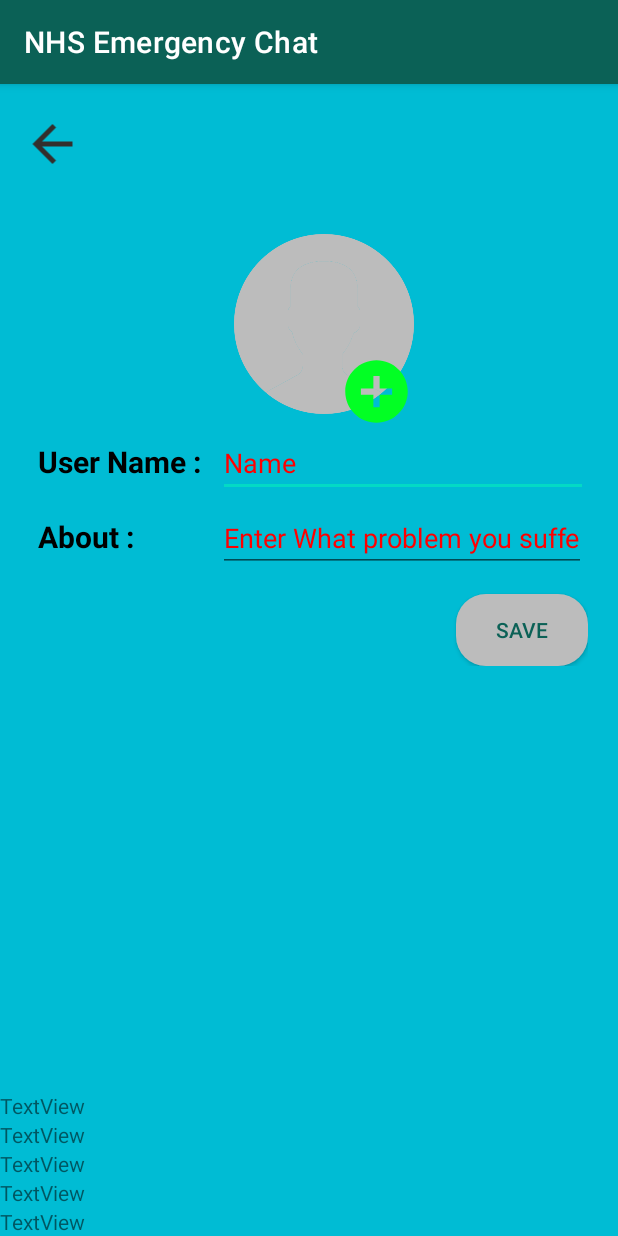
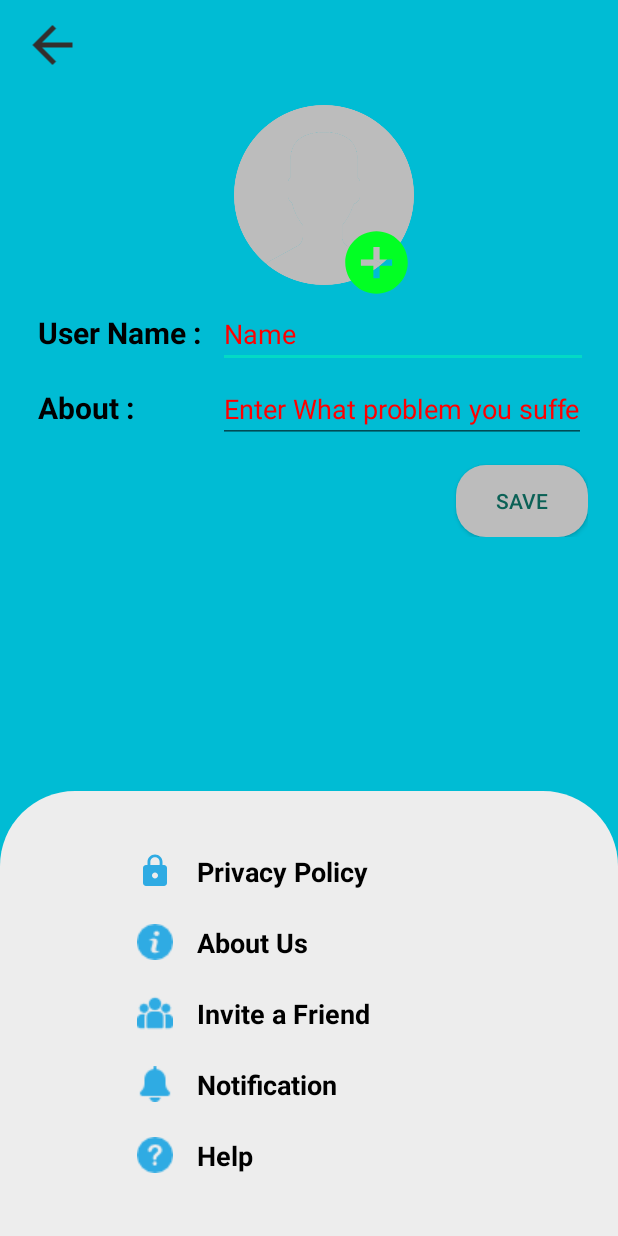
Before and after one commit to Samyuk-Yadav/W9519946_Samyuk-Yadav_Internship-Project, an Android app: the Setting_Info screen opened directly, with no data from a screen before it, on a phone screen of 412 x 824 dp. Run offline under Robolectric (Android 15) with nearby library versions, the phone set to English and light mode, and no system bars.

Commit message:
Setting Activity Front and BackEnd Created

```diff
--- a/app/src/main/java/uk/ac/tees/W9519946/chat/MainActivity.java
+++ b/app/src/main/java/uk/ac/tees/W9519946/chat/MainActivity.java
@@ -45,8 +45,10 @@ public class MainActivity extends AppCompatActivity {
         switch (item.getItemId()){
 
             case R.id.setting:
-                Toast.makeText(this, "Settings Clicked", Toast.LENGTH_SHORT).show();
+                Intent setting = new Intent(MainActivity.this, Setting_Info.class);
+                startActivity(setting);
                 break;
+
             case R.id.Group_Chat:
                 Intent intent = new Intent(MainActivity.this, GroupChatActivity.class);
                 startActivity(intent);
--- a/app/src/main/java/uk/ac/tees/W9519946/chat/Setting_Info.java
+++ b/app/src/main/java/uk/ac/tees/W9519946/chat/Setting_Info.java
@@ -2,13 +2,31 @@ package uk.ac.tees.W9519946.chat;
 
 import androidx.appcompat.app.AppCompatActivity;
 
+import android.content.Intent;
 import android.os.Bundle;
+import android.sax.StartElementListener;
+import android.view.View;
+
+import uk.ac.tees.W9519946.chat.databinding.ActivitySettingInfoBinding;
 
 public class Setting_Info extends AppCompatActivity {
+    ActivitySettingInfoBinding binding;
 
     @Override
     protected void onCreate(Bundle savedInstanceState) {
         super.onCreate(savedInstanceState);
-        setContentView(R.layout.activity_setting_info);
+
+        binding = ActivitySettingInfoBinding.inflate(getLayoutInflater());
+        setContentView(binding.getRoot());
+
+        getSupportActionBar().hide();
+
+        binding.backSettings.setOnClickListener(new View.OnClickListener() {
+            @Override
+            public void onClick(View view) {
+                Intent intent = new Intent(Setting_Info.this, MainActivity.class);
+                startActivity(intent);
+            }
+        });
     }
 }
--- a/app/src/main/java/uk/ac/tees/W9519946/chat/SignIn.java
+++ b/app/src/main/java/uk/ac/tees/W9519946/chat/SignIn.java
@@ -18,7 +18,6 @@ import com.google.android.gms.auth.api.signin.GoogleSignInOptions;
 import com.google.android.gms.common.api.ApiException;
 import com.google.android.gms.tasks.OnCompleteListener;
 import com.google.android.gms.tasks.Task;
-import com.google.android.material.snackbar.Snackbar;
 import com.google.firebase.auth.AuthCredential;
 import com.google.firebase.auth.AuthResult;
 import com.google.firebase.auth.FirebaseAuth;
--- /dev/null
+++ b/app/src/main/res/drawable/bg_linear.xml
@@ -0,0 +1,11 @@
+<?xml version="1.0" encoding="utf-8"?>
+<shape xmlns:android="http://schemas.android.com/apk/res/android">
+
+    <solid
+        android:color="@color/lightGrey"
+        />
+    <corners
+        android:topLeftRadius="50dp"
+        android:topRightRadius="50dp"
+        />
+</shape>
--- /dev/null
+++ b/app/src/main/res/drawable/privacy.xml
@@ -0,0 +1,10 @@
+<vector xmlns:android="http://schemas.android.com/apk/res/android"
+    android:width="24dp"
+    android:height="24dp"
+    android:viewportWidth="24"
+    android:viewportHeight="24"
+    android:tint="?attr/colorControlNormal">
+  <path
+      android:fillColor="@android:color/white"
+      android:pathData="M18,8h-1L17,6c0,-2.76 -2.24,-5 -5,-5S7,3.24 7,6v2L6,8c-1.1,0 -2,0.9 -2,2v10c0,1.1 0.9,2 2,2h12c1.1,0 2,-0.9 2,-2L20,10c0,-1.1 -0.9,-2 -2,-2zM12,17c-1.1,0 -2,-0.9 -2,-2s0.9,-2 2,-2 2,0.9 2,2 -0.9,2 -2,2zM15.1,8L8.9,8L8.9,6c0,-1.71 1.39,-3.1 3.1,-3.1 1.71,0 3.1,1.39 3.1,3.1v2z"/>
+</vector>
--- a/app/src/main/res/layout/activity_setting_info.xml
+++ b/app/src/main/res/layout/activity_setting_info.xml
@@ -13,7 +13,7 @@
         android:layout_width="50dp"
         android:layout_height="40dp"
         android:layout_marginLeft="10dp"
-        android:layout_marginTop="20dp"
+        android:layout_marginTop="10dp"
         app:srcCompat="@drawable/back_arrow"
         app:tint="#332F2D" />
 
@@ -22,37 +22,80 @@
         android:layout_width="match_parent"
         android:layout_height="wrap_content"
         android:layout_alignParentBottom="true"
-        android:orientation="vertical">
+        android:layout_marginTop="2sp"
+        android:background="@drawable/bg_linear"
+        android:orientation="vertical"
+        android:padding="30dp">
 
         <TextView
             android:id="@+id/textView2"
             android:layout_width="match_parent"
             android:layout_height="wrap_content"
-            android:text="TextView" />
+            android:layout_marginLeft="50dp"
+            android:drawableLeft="@drawable/privacy"
+            android:drawablePadding="16dp"
+            android:drawableTint="#2FABE3"
+            android:padding="11dp"
+            android:text="Privacy Policy"
+            android:textColor="#000000"
+            android:textSize="18sp"
+            android:textStyle="bold" />
 
         <TextView
             android:id="@+id/textView3"
             android:layout_width="match_parent"
             android:layout_height="wrap_content"
-            android:text="TextView" />
+            android:layout_marginLeft="50dp"
+            android:drawableLeft="@drawable/about"
+            android:drawablePadding="16dp"
+            android:drawableTint="#2FABE3"
+            android:padding="11dp"
+            android:text="About Us"
+            android:textColor="#000000"
+            android:textSize="18sp"
+            android:textStyle="bold" />
 
         <TextView
             android:id="@+id/textView7"
             android:layout_width="match_parent"
             android:layout_height="wrap_content"
-            android:text="TextView" />
+            android:layout_marginLeft="50dp"
+            android:drawableLeft="@drawable/invite"
+            android:drawablePadding="16dp"
+            android:drawableTint="#2FABE3"
+            android:padding="11dp"
+            android:text="Invite a Friend"
+            android:textColor="#000000"
+            android:textSize="18sp"
+            android:textStyle="bold" />
 
         <TextView
             android:id="@+id/textView6"
             android:layout_width="match_parent"
             android:layout_height="wrap_content"
-            android:text="TextView" />
+            android:layout_marginLeft="50dp"
+            android:drawableLeft="@drawable/notification"
+            android:drawablePadding="16dp"
+            android:drawableTint="#2FABE3"
+            android:padding="11dp"
+            android:text="Notification"
+            android:textColor="#000000"
+            android:textSize="18sp"
+            android:textStyle="bold" />
 
         <TextView
             android:id="@+id/textView8"
             android:layout_width="match_parent"
             android:layout_height="wrap_content"
-            android:text="TextView" />
+            android:layout_marginLeft="50dp"
+            android:drawableLeft="@drawable/help"
+            android:drawablePadding="16dp"
+            android:drawableTint="#2FABE3"
+            android:padding="11dp"
+            android:text="Help"
+            android:textColor="#000000"
+            android:textSize="18sp"
+            android:textStyle="bold" />
     </LinearLayout>
 
     <LinearLayout
@@ -61,7 +104,7 @@
         android:layout_below="@id/back_settings"
         android:layout_alignParentBottom="false"
         android:layout_marginLeft="20dp"
-        android:layout_marginTop="30dp"
+        android:layout_marginTop="10sp"
         android:layout_marginRight="20dp"
         android:gravity="center"
         android:orientation="vertical">
--- a/app/src/main/res/values/strings.xml
+++ b/app/src/main/res/values/strings.xml
@@ -2,4 +2,7 @@
     <string name="app_name">NHS Emergency Chat</string>
     <!-- TODO: Remove or change this placeholder text -->
     <string name="hello_blank_fragment">Hello blank fragment</string>
+
+
+    <!-- <string name="default_web_client_id" translatable="false"> 493527532410-s4ab4u293ufp8fcpkubvgih279cpja6e.apps.googleusercontent.com </string> -->
 </resources>
```
Also changed, not shown: app/src/main/res/drawable/about.png (added), app/src/main/res/drawable/help.png (added), app/src/main/res/drawable/invite.png (added), app/src/main/res/drawable/notification.png (added).
